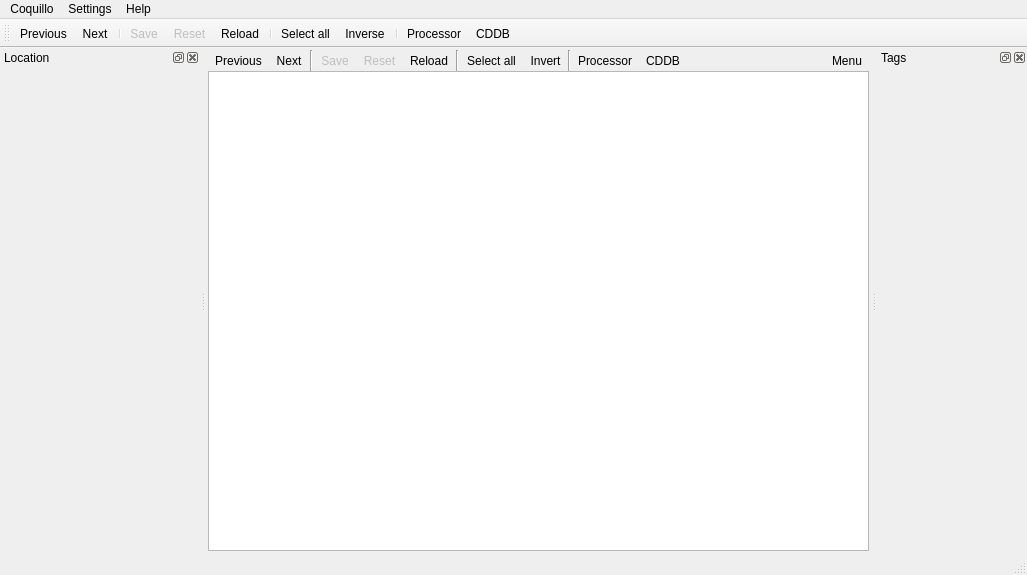
Qt form ui/MainWindow.ui (sjuvonen/coquillo) before a commit.
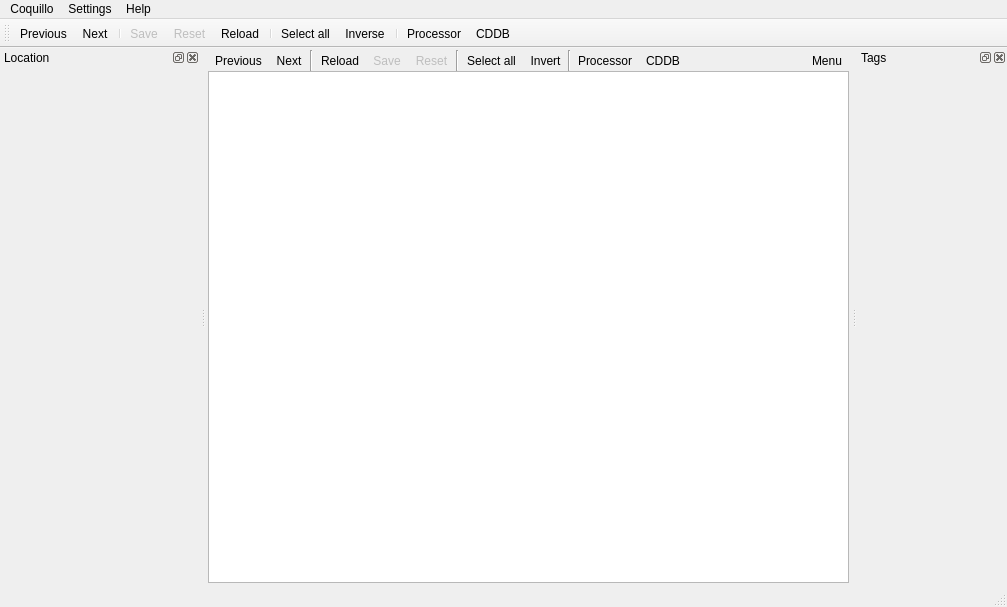
The same form after that commit. Icons and pictures are not drawn. Custom widgets are drawn as their Qt base class.

```diff
--- a/ui/MainWindow.ui
+++ b/ui/MainWindow.ui
@@ -6,8 +6,8 @@
    <rect>
     <x>0</x>
     <y>0</y>
-    <width>1027</width>
-    <height>575</height>
+    <width>1007</width>
+    <height>607</height>
    </rect>
   </property>
   <property name="contextMenuPolicy">
@@ -100,6 +100,22 @@
          </property>
         </widget>
        </item>
+       <item>
+        <widget class="QToolButton" name="buttonReloadOrAbort">
+         <property name="text">
+          <string>Reload</string>
+         </property>
+         <property name="iconSize">
+          <size>
+           <width>22</width>
+           <height>22</height>
+          </size>
+         </property>
+         <property name="autoRaise">
+          <bool>true</bool>
+         </property>
+        </widget>
+       </item>
        <item>
         <widget class="QToolButton" name="buttonSave">
          <property name="enabled">
@@ -138,22 +154,6 @@
          </property>
         </widget>
        </item>
-       <item>
-        <widget class="QToolButton" name="buttonReloadOrAbort">
-         <property name="text">
-          <string>Reload</string>
-         </property>
-         <property name="iconSize">
-          <size>
-           <width>22</width>
-           <height>22</height>
-          </size>
-         </property>
-         <property name="autoRaise">
-          <bool>true</bool>
-         </property>
-        </widget>
-       </item>
        <item>
         <widget class="Line" name="line_3">
          <property name="minimumSize">
@@ -358,7 +358,7 @@
     <rect>
      <x>0</x>
      <y>0</y>
-     <width>1027</width>
+     <width>1007</width>
      <height>18</height>
     </rect>
    </property>
```
Left out of the diff: 25 changed lines with no effect on the pictures.
